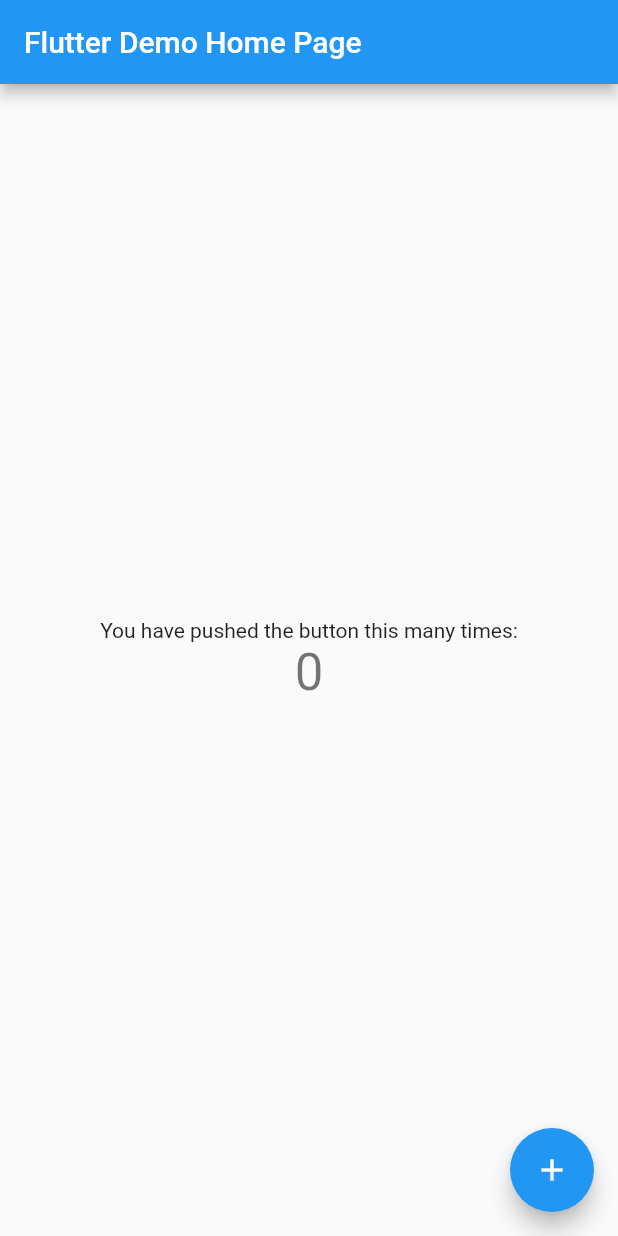
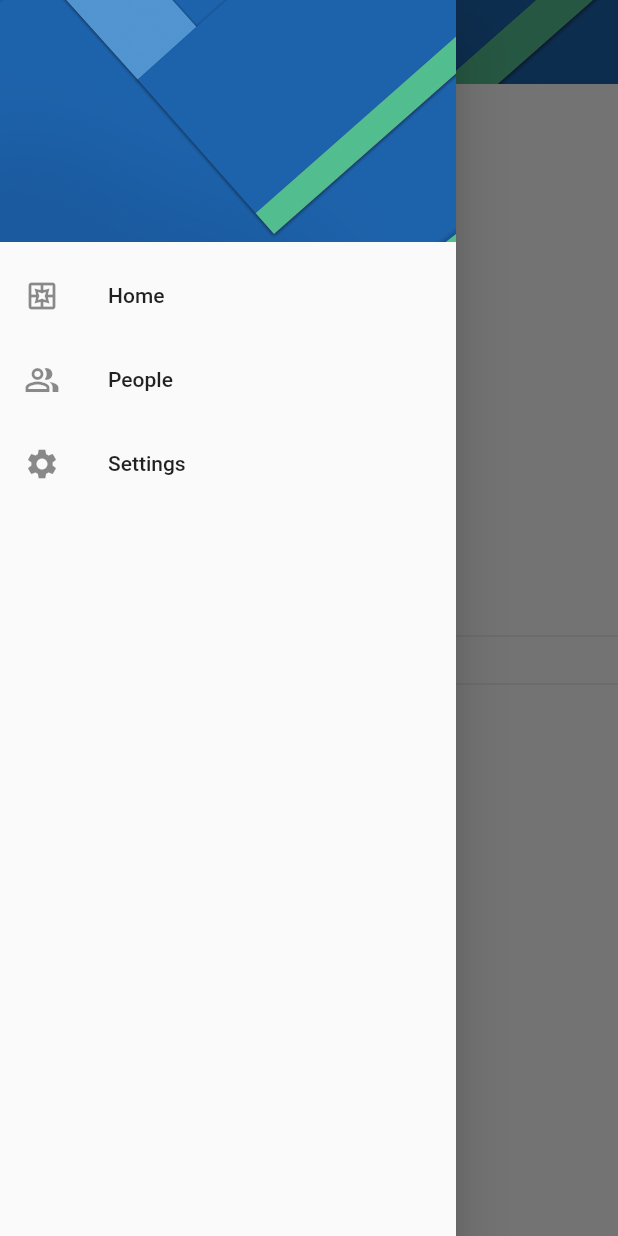
Before and after one commit to Lukezet/preferences_app, a Flutter app: the screen it shows after launch, with the side drawer open (before the commit the screen has no drawer), on a phone screen of 412 x 824 dp. Run offline on Flutter 3.47's test engine with Material 2 defaults, Android fonts, the phone set to English and light mode, and no system bars.

Commit message:
second commit

```diff
--- /dev/null
+++ b/lib/Screens/home_screen.dart
@@ -0,0 +1,32 @@
+import 'package:flutter/material.dart';
+
+import '../Widgets/widgets.dart';
+
+class HomeScreen extends StatelessWidget {
+
+  static const String routerName = 'Home';
+
+
+  const HomeScreen({super.key});
+
+  @override
+  Widget build(BuildContext context) {
+
+
+
+    return Scaffold(
+      appBar: MyAppBar(nombreAppBar:Text('Home')),
+      drawer: SideMenu(),
+      body: Column(
+        mainAxisAlignment: MainAxisAlignment.center,
+        children: [
+          Text('Is Dark Mode:'),
+          Divider(),
+          Text('Genero:'),
+          Divider(),
+          Text('Nombre de Usuario:')
+        ],
+      ),
+    );
+  }
+}
--- /dev/null
+++ b/lib/Screens/screens.dart
@@ -0,0 +1,2 @@
+export 'package:preferences_app/Screens/home_screen.dart';
+export 'package:preferences_app/Screens/settings_screen.dart';
--- /dev/null
+++ b/lib/Screens/settings_screen.dart
@@ -0,0 +1,21 @@
+import 'package:flutter/material.dart';
+
+import '../Widgets/widgets.dart';
+
+class SettingsScreen extends StatelessWidget {
+
+  static const String routerName = 'Settings';
+
+  const SettingsScreen({super.key});
+
+  @override
+  Widget build(BuildContext context) {
+    return Scaffold(
+      appBar: MyAppBar(nombreAppBar:Text('Settings')),
+      drawer: const SideMenu(),
+      body: const Center(
+         child: Text('SettingsScreen'),
+      ),
+    );
+  }
+}
--- /dev/null
+++ b/lib/Widgets/myappbar.dart
@@ -0,0 +1,30 @@
+import 'package:flutter/material.dart';
+
+class MyAppBar extends StatelessWidget implements PreferredSizeWidget {
+  final Text nombreAppBar;
+
+  const MyAppBar({super.key,
+  required this.nombreAppBar});
+
+  @override
+  Widget build(BuildContext context) {
+
+    AssetImage _appBarImage = AssetImage('assets/menu-img.jpg');
+
+    return AppBar(
+         title: nombreAppBar,
+         elevation: 0,
+  flexibleSpace: Container(
+    decoration: BoxDecoration(
+      image: DecorationImage(
+        image: _appBarImage,
+        fit: BoxFit.cover,
+      ),
+    ),
+  ),
+);
+  }
+
+  @override
+  Size get preferredSize => Size.fromHeight(kToolbarHeight);
+}
--- /dev/null
+++ b/lib/Widgets/side_menu.dart
@@ -0,0 +1,57 @@
+import 'package:flutter/material.dart';
+
+import '../Screens/screens.dart';
+
+class SideMenu extends StatelessWidget {
+  const SideMenu({super.key});
+
+  @override
+  Widget build(BuildContext context) {
+    return Drawer(
+      child: ListView(
+        padding: EdgeInsets.zero,
+        children: [
+          const _DrawHeader(),
+
+          ListTile(
+            leading: const Icon(Icons.pages_outlined),
+            title: const Text('Home'),
+            onTap:() {
+              Navigator.pushReplacementNamed(context, HomeScreen.routerName);
+            },
+          ),
+                    ListTile(
+            leading: const Icon(Icons.people_alt_outlined),
+            title: const Text('People'),
+            onTap:() {},
+          ),
+                    ListTile(
+            leading: const Icon(Icons.settings),
+            title: const Text('Settings'),
+            onTap:() {
+              //Navigator.pop(context);
+              Navigator.pushReplacementNamed(context, SettingsScreen.routerName);
+            },
+          ),
+        ],
+      ),
+    );
+  }
+}
+
+class _DrawHeader extends StatelessWidget {
+  const _DrawHeader({
+    super.key,
+  });
+
+  @override
+  Widget build(BuildContext context) {
+    return DrawerHeader(child: Container(),
+    decoration: BoxDecoration(
+      image: DecorationImage(
+        image: AssetImage('assets/menu-img.jpg'),
+        fit: BoxFit.cover,
+      )
+    ),);
+  }
+}
--- /dev/null
+++ b/lib/Widgets/widgets.dart
@@ -0,0 +1,2 @@
+export 'package:preferences_app/Widgets/myappbar.dart';
+export 'package:preferences_app/Widgets/side_menu.dart';
--- a/lib/main.dart
+++ b/lib/main.dart
@@ -1,115 +1,23 @@
 import 'package:flutter/material.dart';
 
-void main() {
-  runApp(const MyApp());
-}
+import 'Screens/home_screen.dart';
+import 'Screens/settings_screen.dart';
+
+void main() => runApp(const MyApp());
 
 class MyApp extends StatelessWidget {
   const MyApp({super.key});
 
-  // This widget is the root of your application.
   @override
   Widget build(BuildContext context) {
     return MaterialApp(
-      title: 'Flutter Demo',
-      theme: ThemeData(
-        // This is the theme of your application.
-        //
-        // Try running your application with "flutter run". You'll see the
-        // application has a blue toolbar. Then, without quitting the app, try
-        // changing the primarySwatch below to Colors.green and then invoke
-        // "hot reload" (press "r" in the console where you ran "flutter run",
-        // or simply save your changes to "hot reload" in a Flutter IDE).
-        // Notice that the counter didn't reset back to zero; the application
-        // is not restarted.
-        primarySwatch: Colors.blue,
-      ),
-      home: const MyHomePage(title: 'Flutter Demo Home Page'),
+      debugShowCheckedModeBanner: false,
+      title: 'Material App',
+      initialRoute: HomeScreen.routerName,
+      routes: {
+        HomeScreen.routerName: ( _ ) => const HomeScreen(),
+        SettingsScreen.routerName: ( _ ) => const SettingsScreen(),
+      },
     );
   }
 }
-
-class MyHomePage extends StatefulWidget {
-  const MyHomePage({super.key, required this.title});
-
-  // This widget is the home page of your application. It is stateful, meaning
-  // that it has a State object (defined below) that contains fields that affect
-  // how it looks.
-
-  // This class is the configuration for the state. It holds the values (in this
-  // case the title) provided by the parent (in this case the App widget) and
-  // used by the build method of the State. Fields in a Widget subclass are
-  // always marked "final".
-
-  final String title;
-
-  @override
-  State<MyHomePage> createState() => _MyHomePageState();
-}
-
-class _MyHomePageState extends State<MyHomePage> {
-  int _counter = 0;
-
-  void _incrementCounter() {
-    setState(() {
-      // This call to setState tells the Flutter framework that something has
-      // changed in this State, which causes it to rerun the build method below
-      // so that the display can reflect the updated values. If we changed
-      // _counter without calling setState(), then the build method would not be
-      // called again, and so nothing would appear to happen.
-      _counter++;
-    });
-  }
-
-  @override
-  Widget build(BuildContext context) {
-    // This method is rerun every time setState is called, for instance as done
-    // by the _incrementCounter method above.
-    //
-    // The Flutter framework has been optimized to make rerunning build methods
-    // fast, so that you can just rebuild anything that needs updating rather
-    // than having to individually change instances of widgets.
-    return Scaffold(
-      appBar: AppBar(
-        // Here we take the value from the MyHomePage object that was created by
-        // the App.build method, and use it to set our appbar title.
-        title: Text(widget.title),
-      ),
-      body: Center(
-        // Center is a layout widget. It takes a single child and positions it
-        // in the middle of the parent.
-        child: Column(
-          // Column is also a layout widget. It takes a list of children and
-          // arranges them vertically. By default, it sizes itself to fit its
-          // children horizontally, and tries to be as tall as its parent.
-          //
-          // Invoke "debug painting" (press "p" in the console, choose the
-          // "Toggle Debug Paint" action from the Flutter Inspector in Android
-          // Studio, or the "Toggle Debug Paint" command in Visual Studio Code)
-          // to see the wireframe for each widget.
-          //
-          // Column has various properties to control how it sizes itself and
-          // how it positions its children. Here we use mainAxisAlignment to
-          // center the children vertically; the main axis here is the vertical
-          // axis because Columns are vertical (the cross axis would be
-          // horizontal).
-          mainAxisAlignment: MainAxisAlignment.center,
-          children: <Widget>[
-            const Text(
-              'You have pushed the button this many times:',
-            ),
-            Text(
-              '$_counter',
-              style: Theme.of(context).textTheme.headlineMedium,
-            ),
-          ],
-        ),
-      ),
-      floatingActionButton: FloatingActionButton(
-        onPressed: _incrementCounter,
-        tooltip: 'Increment',
-        child: const Icon(Icons.add),
-      ), // This trailing comma makes auto-formatting nicer for build methods.
-    );
-  }
-}
--- a/pubspec.yaml
+++ b/pubspec.yaml
@@ -59,8 +59,8 @@ flutter:
   uses-material-design: true
 
   # To add assets to your application, add an assets section, like this:
-  # assets:
-  #   - images/a_dot_burr.jpeg
+  assets:
+    - assets/
   #   - images/a_dot_ham.jpeg
 
   # An image asset can refer to one or more resolution-specific "variants", see
```
Also changed, not shown: assets/menu-img.jpg (added).
